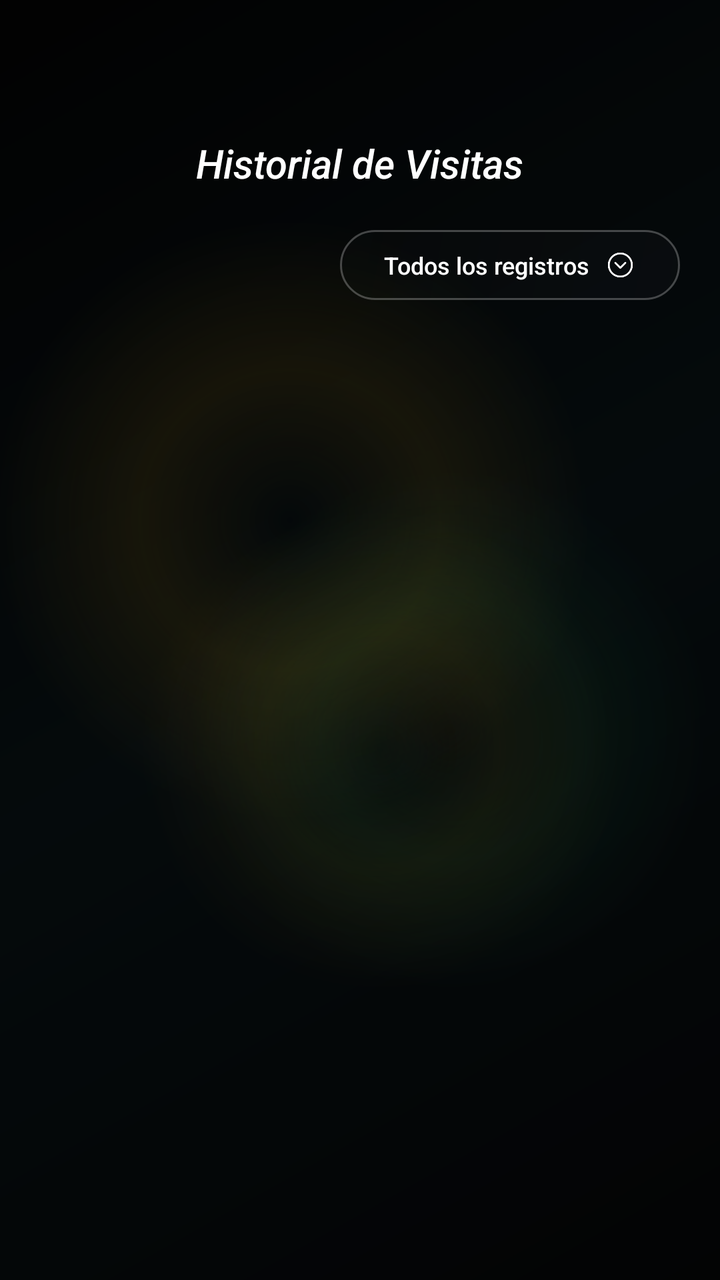
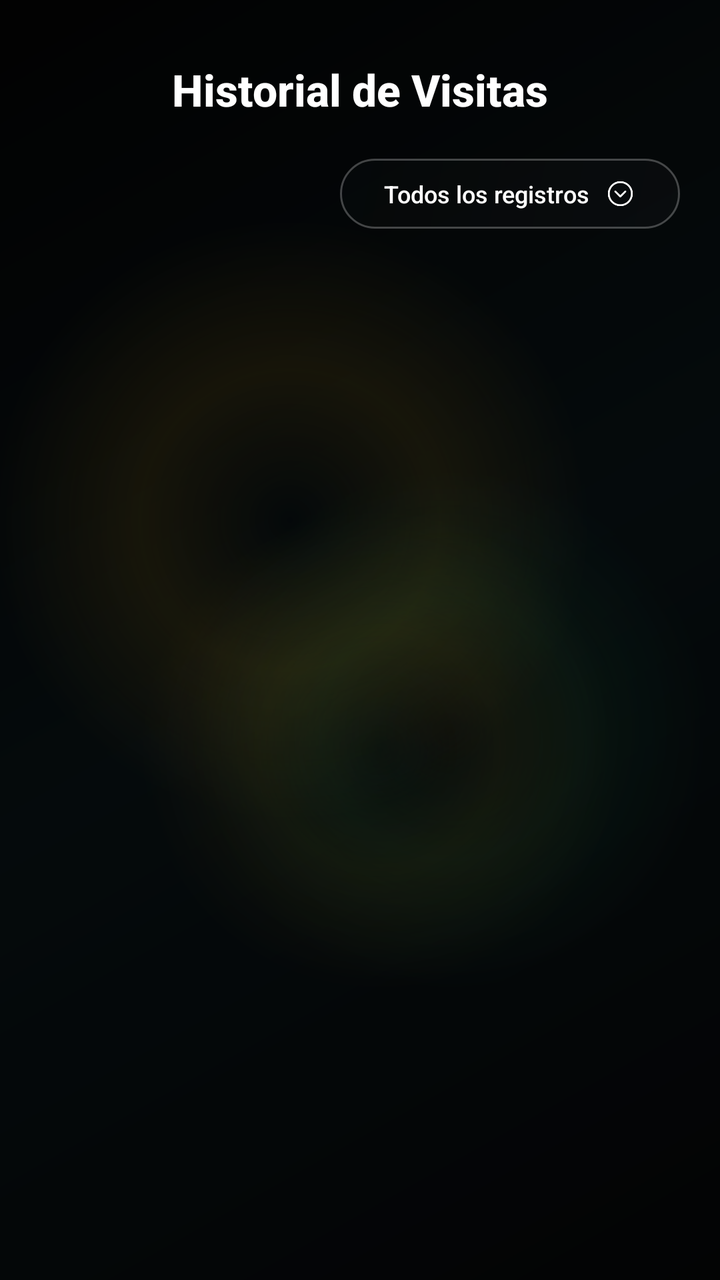

Two renders of the same Android screen: before a commit and after it. Below are the layout's source before the change and the commit's diff.
<!-- AndroidManifest.xml: application theme Theme.AppKaaxPark -->
<!-- res/layout/activity_historial_visitas.xml -->
<?xml version="1.0" encoding="utf-8"?>
<androidx.constraintlayout.widget.ConstraintLayout
    xmlns:android="http://schemas.android.com/apk/res/android"
    xmlns:app="http://schemas.android.com/apk/res-auto"
    xmlns:tools="http://schemas.android.com/tools"
    android:layout_width="match_parent"
    android:layout_height="match_parent"
    android:background="@drawable/bg_screen_glass"
    tools:context=".Cliente.HistorialVisitas">

    <TextView
        android:id="@+id/txtTitulo"
        android:layout_width="wrap_content"
        android:layout_height="wrap_content"
        android:layout_marginTop="68dp"
        android:text="Historial de Visitas"
        android:textColor="#FFFFFF"
        android:textSize="20sp"
        android:textStyle="italic"
        app:layout_constraintTop_toTopOf="parent"
        app:layout_constraintStart_toStartOf="parent"
        app:layout_constraintEnd_toEndOf="parent" />

    <LinearLayout
        android:id="@+id/layoutFiltro"
        android:layout_width="170dp"
        android:layout_height="35dp"
        android:layout_marginTop="20dp"
        android:layout_marginEnd="20dp"
        android:background="@drawable/borde_negro"
        android:gravity="center"
        android:orientation="horizontal"
        android:clickable="true"
        android:focusable="true"
        app:layout_constraintTop_toBottomOf="@id/txtTitulo"
        app:layout_constraintEnd_toEndOf="parent">

        <TextView
            android:id="@+id/txtFiltroLabel"
            android:layout_width="wrap_content"
            android:layout_height="wrap_content"
            android:text="Todos los registros"
            android:textColor="#FFFFFF"
            android:textSize="12sp"/>

        <ImageView
            android:layout_width="15dp"
            android:layout_height="15dp"
            android:layout_marginStart="8dp"
            android:src="@drawable/icon_filtro"/>

    </LinearLayout>

    <TextView
        android:id="@+id/txtSinRegistros"
        android:layout_width="0dp"
        android:layout_height="wrap_content"
        android:layout_marginTop="60dp"
        android:layout_marginHorizontal="40dp"
        android:gravity="center"
        android:text="Aún no tienes visitas registradas."
        android:textColor="#AFAFAF"
        android:textSize="15sp"
        android:visibility="gone"
        app:layout_constraintTop_toBottomOf="@id/layoutFiltro"
        app:layout_constraintStart_toStartOf="parent"
        app:layout_constraintEnd_toEndOf="parent" />

    <ScrollView
        android:layout_width="0dp"
        android:layout_height="0dp"
        android:layout_marginTop="15dp"
        app:layout_constraintTop_toBottomOf="@id/layoutFiltro"
        app:layout_constraintBottom_toBottomOf="parent"
        app:layout_constraintStart_toStartOf="parent"
        app:layout_constraintEnd_toEndOf="parent">

        <LinearLayout
            android:id="@+id/contenedorHistorial"
            android:layout_width="match_parent"
            android:layout_height="wrap_content"
            android:orientation="vertical" />

    </ScrollView>

</androidx.constraintlayout.widget.ConstraintLayout>
<!-- resources referenced by this layout -->
<resources>
  <!-- drawable borde_negro (drawable) -->
  <?xml version="1.0" encoding="utf-8"?>
  <shape xmlns:android="http://schemas.android.com/apk/res/android">
      <gradient
          android:angle="135"
          android:startColor="#33181C20"
          android:centerColor="#2A161A1E"
          android:endColor="#22101214" />
      <stroke
          android:width="1dp"
          android:color="@color/glass_border" />
      <corners android:radius="20dp" />
  </shape>
  <style name="Theme.AppKaaxPark" parent="Base.Theme.AppKaaxPark" />
  <color name="glass_scrim">#66000000</color>
  <color name="glass_border">#40FFFFFF</color>
  <style name="Base.Theme.AppKaaxPark" parent="Theme.Material3.DayNight.NoActionBar">
          <item name="colorPrimary">@color/gold_primary</item>
          <item name="colorOnPrimary">@color/black</item>
          <item name="colorSecondary">@color/gold_secondary</item>
          <item name="colorOnSecondary">@color/black</item>
          <item name="colorTertiary">@color/gold_light</item>
          <item name="colorSurface">@color/glass_surface</item>
          <item name="colorOnSurface">@color/white</item>
          <item name="colorSurfaceVariant">@color/glass_surface_soft</item>
          <item name="colorOutline">@color/glass_border</item>
          <item name="android:textViewStyle">@style/Widget.AppKaaxPark.TextView</item>
          <item name="android:editTextStyle">@style/Widget.AppKaaxPark.EditText</item>
          <item name="android:buttonStyle">@style/Widget.AppKaaxPark.Button</item>
          <item name="android:statusBarColor">@android:color/transparent</item>
          <item name="android:navigationBarColor">@android:color/transparent</item>
          <item name="android:windowBackground">@drawable/bg_screen_glass</item>
          <item name="android:windowLightStatusBar">false</item>
          <item name="android:windowLightNavigationBar">false</item>
      </style>
  <color name="gold_primary">#D4A017</color>
  <color name="black">#FF000000</color>
  <color name="gold_secondary">#E5A93C</color>
  <color name="gold_light">#F0C24B</color>
  <color name="glass_surface">#33191D21</color>
  <color name="white">#FFFFFFFF</color>
  <color name="glass_surface_soft">#22191D21</color>
  <style name="Widget.AppKaaxPark.TextView" parent="@android:style/Widget.TextView">
          <item name="android:fontFamily">sans-serif-medium</item>
      </style>
  <style name="Widget.AppKaaxPark.EditText" parent="@android:style/Widget.EditText">
          <item name="android:fontFamily">sans-serif-medium</item>
      </style>
  <style name="Widget.AppKaaxPark.Button" parent="@android:style/Widget.Button">
          <item name="android:fontFamily">sans-serif-medium</item>
          <item name="android:letterSpacing">0.02</item>
      </style>
  <!-- unchanged entries left out for length: 2 -->
</resources>

<!-- the commit's change to res/layout/activity_historial_visitas.xml (unified diff, before → after) -->
@@ -12,14 +12,14 @@
         android:id="@+id/txtTitulo"
         android:layout_width="wrap_content"
         android:layout_height="wrap_content"
-        android:layout_marginTop="68dp"
+        android:layout_marginTop="30dp"
         android:text="Historial de Visitas"
         android:textColor="#FFFFFF"
-        android:textSize="20sp"
-        android:textStyle="italic"
-        app:layout_constraintTop_toTopOf="parent"
+        android:textSize="22sp"
+        android:textStyle="bold"
+        app:layout_constraintEnd_toEndOf="parent"
         app:layout_constraintStart_toStartOf="parent"
-        app:layout_constraintEnd_toEndOf="parent" />
+        app:layout_constraintTop_toTopOf="parent" />
 
     <LinearLayout
         android:id="@+id/layoutFiltro"
